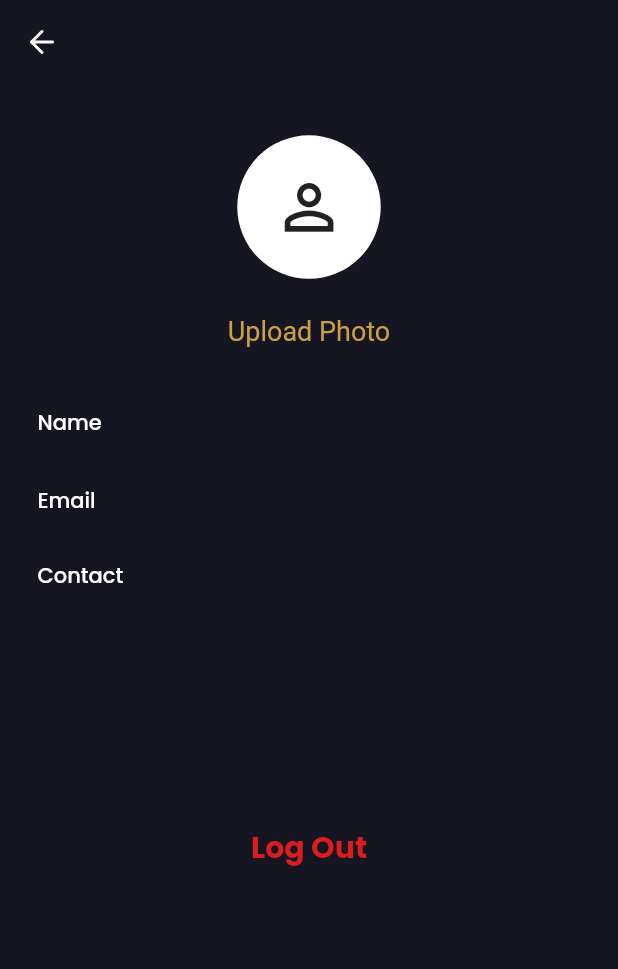
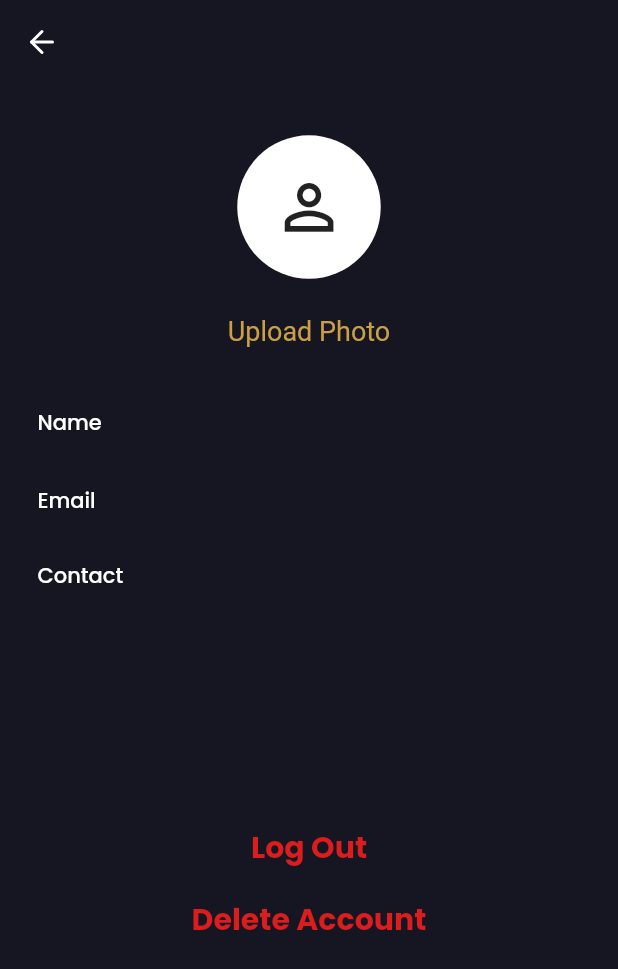
Before and after one commit to morganbr12/inferno-_app, a Flutter app: the ProfileSettingsPage screen opened by its route, on a phone screen of 412 x 824 dp. Shown: the top 969 px of the screen. Run offline on Flutter 3.47's test engine with Material 2 defaults, Android fonts, the phone set to English and light mode, and no system bars; our stand-ins replace carousel_pro, cloud_firestore, firebase_auth, firebase_core, firebase_storage, flutter_icons and 6 more; missing offline and left inert: rename; accounts and stored records are empty; statements that could not run were skipped.

Commit message:
new commit

```diff
--- a/lib/screens/profile_settings_page.dart
+++ b/lib/screens/profile_settings_page.dart
@@ -174,6 +174,17 @@ class _ProfileSettingsPageState extends State<ProfileSettingsPage> {
                             fontWeight: FontWeight.bold,
                             fontFamily: "Poppins"),
                       ),
+                    ),
+                    TextButton(
+                      onPressed: () => deleteAccount(context),
+                      child: const Text(
+                        'Delete Account',
+                        style: TextStyle(
+                            color: Color.fromRGBO(219, 29, 29, 1),
+                            fontSize: 20,
+                            fontWeight: FontWeight.bold,
+                            fontFamily: "Poppins"),
+                      ),
                     )
                   ],
                 ),
@@ -184,6 +195,12 @@ class _ProfileSettingsPageState extends State<ProfileSettingsPage> {
 
   Future<void> signOut(BuildContext ctx) async {
     await FirebaseAuth.instance.signOut();
+
+    Navigator.of(context).pushNamedAndRemoveUntil("/login", (route) => false);
+  }
+
+  Future<void> deleteAccount(BuildContext context) async {
+    await FirebaseAuth.instance.currentUser!.delete();
     Navigator.of(context).pushNamedAndRemoveUntil("/login", (route) => false);
   }
 }
--- a/pubspec.yaml
+++ b/pubspec.yaml
@@ -15,7 +15,7 @@ publish_to: 'none' # Remove this line if you wish to publish to pub.dev
 # In iOS, build-name is used as CFBundleShortVersionString while build-number used as CFBundleVersion.
 # Read more about iOS versioning at
 # https://developer.apple.com/library/archive/documentation/General/Reference/InfoPlistKeyReference/Articles/CoreFoundationKeys.html
-version: 1.0.0+1
+version: 1.0.0+2
 
 environment:
   sdk: ">=2.12.0 <3.0.0"
```
Also changed, not shown: lib/auth/auth_login_screen.dart (+11 -5 lines), 6 other files.
